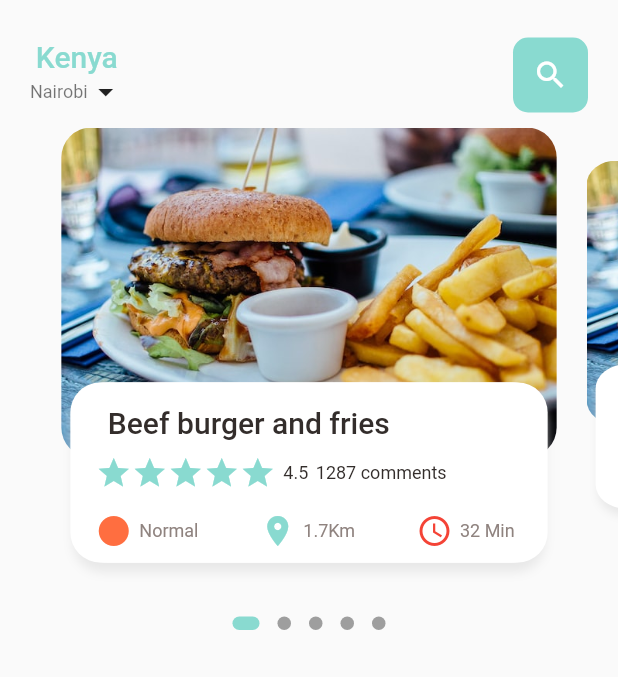
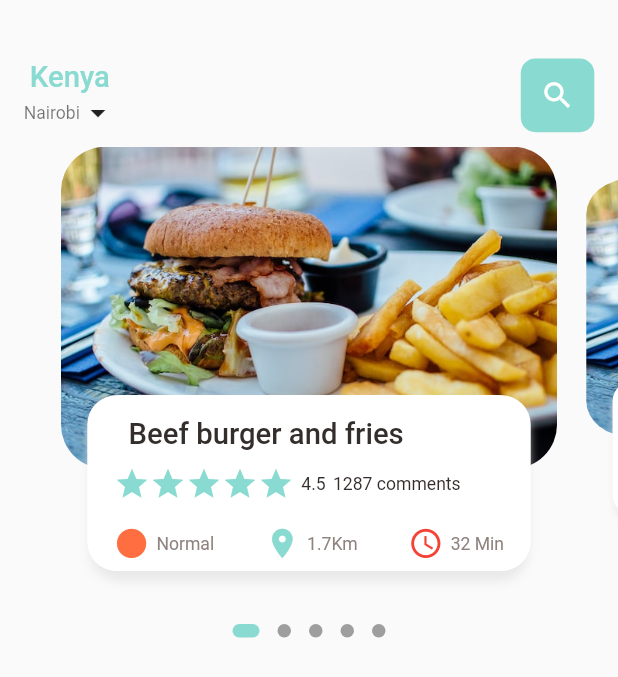
Before and after one commit to Calvin-Ngugi/food-delivery-app, a Flutter app: the screen it shows after launch, on a phone screen of 412 x 824 dp. Shown: the top 677 px of the screen. Run offline on Flutter 3.47's test engine with Material 2 defaults, Android fonts, the phone set to English and light mode, and no system bars; drawn by our look-alikes of dots_indicator; our stand-ins replace get.

Commit message:
:art: Making the app responsive for all deveices

```diff
--- a/lib/home/food_page_body.dart
+++ b/lib/home/food_page_body.dart
@@ -1,6 +1,7 @@
 import 'package:dots_indicator/dots_indicator.dart';
 import 'package:flutter/material.dart';
 import 'package:food_delivery/utils/colors.dart';
+import 'package:food_delivery/utils/dimensions.dart';
 import 'package:food_delivery/widgets/big_text.dart';
 import 'package:food_delivery/widgets/icon_and_text_widget.dart';
 import 'package:food_delivery/widgets/small_text.dart';
@@ -16,7 +17,7 @@ class _FoodPageBodyState extends State<FoodPageBody> {
   PageController pageController = PageController(viewportFraction: 0.85);
   var _currPageValue = 0.0;
   double _scaleFactor = 0.8;
-  double _height = 220;
+  double _height = Dimensions.pageViewContainer;
 
   @override
   void initState(){
@@ -38,7 +39,7 @@ class _FoodPageBodyState extends State<FoodPageBody> {
     return Column(
       children: [
         SizedBox(
-          height: 320,
+          height: Dimensions.pageView,
           child: PageView.builder(
               controller: pageController,
               itemCount: 5,
@@ -84,10 +85,10 @@ class _FoodPageBodyState extends State<FoodPageBody> {
       child: Stack(
         children: [
           Container(
-            height: 220,
-            margin: const EdgeInsets.only(left: 10, right: 10),
+            height: Dimensions.pageViewContainer,
+            margin: EdgeInsets.only(left: Dimensions.width10, right: Dimensions.width10),
             decoration: BoxDecoration(
-              borderRadius: BorderRadius.circular(20),
+              borderRadius: BorderRadius.circular(Dimensions.radius30),
               image: const DecorationImage(
                 fit: BoxFit.cover,
                 image: AssetImage("assets/images/food1.jpg")
@@ -97,8 +98,8 @@ class _FoodPageBodyState extends State<FoodPageBody> {
           Align(
             alignment: Alignment.bottomCenter,
             child: Container(
-              height: 120,
-              margin: const EdgeInsets.only(left: 18, right: 18, bottom: 30),
+              height: Dimensions.pageViewTextContainer,
+              margin: EdgeInsets.only(left: Dimensions.width30, right: Dimensions.width30, bottom: Dimensions.height30),
               decoration: BoxDecoration(
                 boxShadow: const [
                   BoxShadow(
@@ -115,30 +116,30 @@ class _FoodPageBodyState extends State<FoodPageBody> {
                       offset: Offset(2, 0)
                   ),
                 ],
-                borderRadius: BorderRadius.circular(20),
+                borderRadius: BorderRadius.circular(Dimensions.radius20),
                 color: Colors.white
               ),
               child: Container(
-                padding: const EdgeInsets.only(top: 5.0, left: 15, right: 20),
+                padding: EdgeInsets.only(top: Dimensions.height5, left: Dimensions.width20, right: Dimensions.width20),
                 child: Column(
                   crossAxisAlignment: CrossAxisAlignment.start,
                   children: [
                     Container(
-                      padding: const EdgeInsets.only(left: 8, top: 10),
+                      padding: EdgeInsets.only(left: Dimensions.width10, top: Dimensions.height10),
                         child: BigText(text: 'Beef burger and fries')),
-                    const SizedBox(height: 10),
+                    SizedBox(height: Dimensions.height10),
                     Row(
                       children: [
                         Wrap(
                           children: List.generate(5, (index) => Icon(Icons.star, color: AppColors.mainColor,)),
                         ),
-                        const SizedBox(width: 5),
+                        SizedBox(width: Dimensions.width5),
                         SmallText(text: '4.5'),
-                        const SizedBox(width: 5),
+                        SizedBox(width: Dimensions.width5),
                         SmallText(text: '1287 comments'),
                       ],
                     ),
-                    const SizedBox(height: 15),
+                    SizedBox(height: Dimensions.height20),
                     Row(
                       mainAxisAlignment: MainAxisAlignment.spaceBetween,
                       children: [
--- a/lib/home/main_food_page.dart
+++ b/lib/home/main_food_page.dart
@@ -1,6 +1,7 @@
 import 'package:flutter/material.dart';
 import 'package:food_delivery/home/food_page_body.dart';
 import 'package:food_delivery/utils/colors.dart';
+import 'package:food_delivery/utils/dimensions.dart';
 import 'package:food_delivery/widgets/big_text.dart';
 import 'package:food_delivery/widgets/small_text.dart';
 
@@ -18,8 +19,8 @@ class _MainFoodPageState extends State<MainFoodPage> {
       body: Column(
         children: [
           Container(
-            margin: const EdgeInsets.only(top: 25.0, bottom: 10),
-            padding: const EdgeInsets.only(left: 20.0, right: 20.0),
+            margin: EdgeInsets.only(top: Dimensions.height40, bottom: Dimensions.height10),
+            padding: EdgeInsets.only(left: Dimensions.width20, right: Dimensions.width20),
             child: Row(
               mainAxisAlignment: MainAxisAlignment.spaceBetween,
               children: [
@@ -35,15 +36,16 @@ class _MainFoodPageState extends State<MainFoodPage> {
                   ],
                 ),
                 Container(
-                  width: 50,
-                  height: 50,
+                  width: Dimensions.width50,
+                  height: Dimensions.height50,
                   decoration: BoxDecoration(
-                    borderRadius: BorderRadius.circular(10.0),
+                    borderRadius: BorderRadius.circular(Dimensions.radius10),
                     color: AppColors.mainColor,
                   ),
-                  child: const Icon(
+                  child: Icon(
                     Icons.search,
                     color: Colors.white,
+                    size: Dimensions.iconSize24,
                   ),
                 )
               ],
--- a/lib/main.dart
+++ b/lib/main.dart
@@ -1,5 +1,6 @@
 import 'package:flutter/material.dart';
 import 'package:food_delivery/home/main_food_page.dart';
+import 'package:get/get.dart';
 
 void main() {
   runApp(const MyApp());
@@ -11,7 +12,7 @@ class MyApp extends StatelessWidget {
   // This widget is the root of your application.
   @override
   Widget build(BuildContext context) {
-    return MaterialApp(
+    return GetMaterialApp(
       debugShowCheckedModeBanner: false,
       title: 'Food Delivery',
       theme: ThemeData(
--- /dev/null
+++ b/lib/utils/dimensions.dart
@@ -0,0 +1,36 @@
+import 'package:get/get.dart';
+
+class Dimensions{
+  //defining device height and width
+  static double screenHeight = Get.context!.height;
+  static double screenWidth = Get.context!.width;
+  //containers
+  static double pageView = screenHeight/2.64;
+  static double pageViewContainer = screenHeight/3.84;
+  static double pageViewTextContainer = screenHeight/7.03;
+  //height
+  static double height50 = screenHeight/16.8;
+  static double height40 = screenHeight/21.1;
+  static double height30 = screenHeight/28.133;
+  static double height20 = screenHeight/52.2;
+  static double height10 = screenHeight/84.4;
+  static double height15 = screenHeight/56.27;
+  static double height5 = screenHeight/168.8;
+  //width
+  static double width50 = screenHeight/16.8;
+  static double width40 = screenHeight/21.1;
+  static double width30 = screenHeight/28.133;
+  static double width20 = screenHeight/52.2;
+  static double width15 = screenHeight/56.27;
+  static double width10 = screenHeight/84.4;
+  static double width5 = screenHeight/168.8;
+  //font
+  static double font20 = screenHeight/42.2;
+  static double font12 = screenHeight/70.3;
+  //radius
+  static double radius30 = screenHeight/28.13;
+  static double radius20 = screenHeight/42.2;
+  static double radius10 = screenHeight/84.4;
+  //icons
+  static double iconSize24 = screenHeight/35.17;
+}
--- a/lib/widgets/big_text.dart
+++ b/lib/widgets/big_text.dart
@@ -1,4 +1,5 @@
 import 'package:flutter/material.dart';
+import 'package:food_delivery/utils/dimensions.dart';
 
 class BigText extends StatelessWidget {
   Color? color;
@@ -8,7 +9,7 @@ class BigText extends StatelessWidget {
 
   BigText({Key? key, this.color = const Color(0xFF332d2b),
     required this.text,
-    this.size=20,
+    this.size=0,
     this.overflow=TextOverflow.ellipsis
   }) : super(key: key);
 
@@ -20,7 +21,7 @@ class BigText extends StatelessWidget {
       style: TextStyle(
           color: color,
           fontWeight: FontWeight.w500,
-          fontSize: size,
+          fontSize: size==0?Dimensions.font20:size,
           fontFamily: 'Roboto',
       ),
     );
--- a/lib/widgets/icon_and_text_widget.dart
+++ b/lib/widgets/icon_and_text_widget.dart
@@ -1,4 +1,5 @@
 import 'package:flutter/cupertino.dart';
+import 'package:food_delivery/utils/dimensions.dart';
 import 'package:food_delivery/widgets/small_text.dart';
 
 class IconAndTextWidget extends StatelessWidget {
@@ -17,8 +18,8 @@ class IconAndTextWidget extends StatelessWidget {
   Widget build(BuildContext context) {
     return Row(
       children: [
-        Icon(icon, color: iconColor),
-        SizedBox(width: 5),
+        Icon(icon, color: iconColor, size: Dimensions.iconSize24,),
+        SizedBox(width: Dimensions.width5),
         SmallText(text: text, color: color),
       ],
     );
--- a/lib/widgets/small_text.dart
+++ b/lib/widgets/small_text.dart
@@ -1,4 +1,5 @@
 import 'package:flutter/material.dart';
+import 'package:food_delivery/utils/dimensions.dart';
 
 class SmallText extends StatelessWidget {
   Color? color;
@@ -7,7 +8,7 @@ class SmallText extends StatelessWidget {
 
   SmallText({Key? key, this.color = const Color(0xFF332d2b),
     required this.text,
-    this.size=12,
+    this.size=0,
   }) : super(key: key);
 
   @override
@@ -16,7 +17,7 @@ class SmallText extends StatelessWidget {
       text,
       style: TextStyle(
         color: color,
-        fontSize: size,
+        fontSize: size==0?Dimensions.font12:size,
         fontFamily: 'Roboto',
       ),
     );
```
